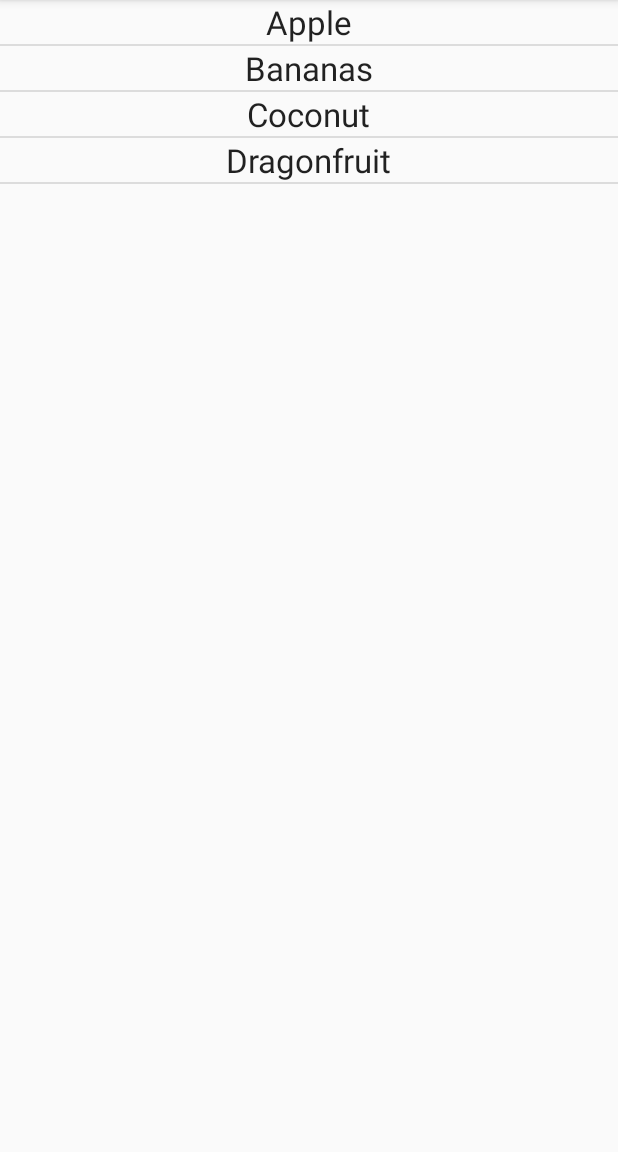
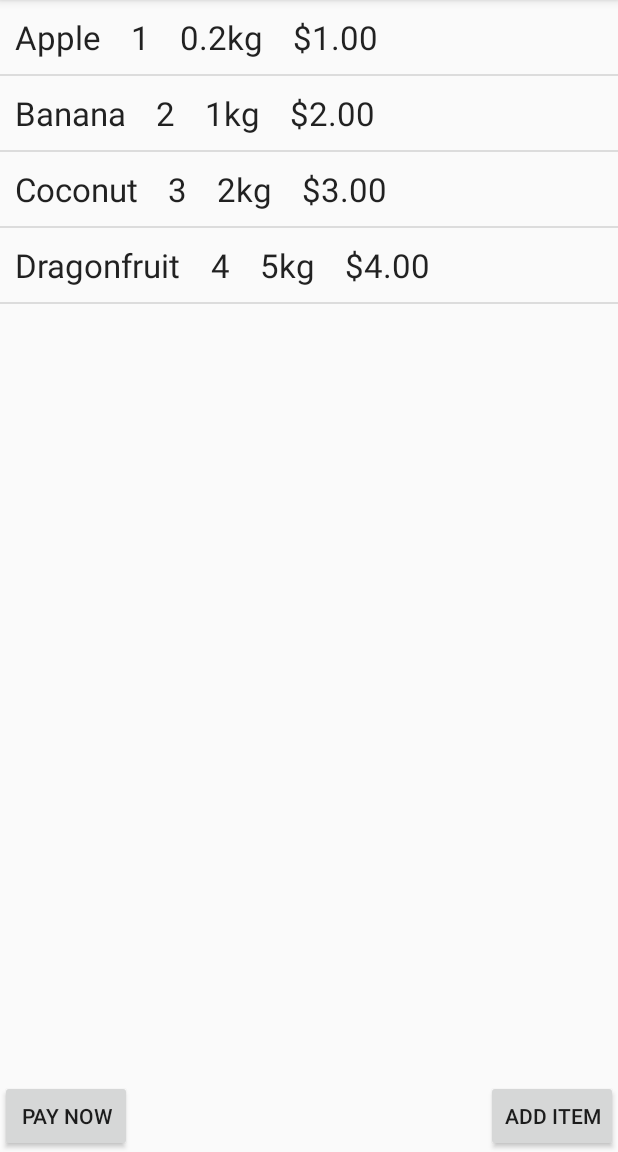
Before and after one commit to bixdeng/CheckOut, an Android app: the screen it shows after launch (MainActivity), with the options menu open, on a phone screen of 412 x 824 dp, the part 84-1236 px from its top. Run offline under Robolectric (Android 15) with nearby library versions, the phone set to English and light mode, and no system bars; 2 statements that could not run were skipped.

Commit message:
Modified list fragment

```diff
--- a/app/src/main/java/com/group12/syde362/checkout/MainActivity.java
+++ b/app/src/main/java/com/group12/syde362/checkout/MainActivity.java
@@ -56,6 +56,7 @@ public class MainActivity extends ActionBarActivity
             fragmentManager.beginTransaction()
                     .replace(R.id.container, new ProductFragment())
                     .commit();
+            mTitle = getString(R.string.title_section1);
         }
         else {
             fragmentManager.beginTransaction()
--- a/app/src/main/java/com/group12/syde362/checkout/ProductFragment.java
+++ b/app/src/main/java/com/group12/syde362/checkout/ProductFragment.java
@@ -76,10 +76,10 @@ public class ProductFragment extends Fragment implements AbsListView.OnItemClick
         super.onCreate(savedInstanceState);
 
         productList = new ArrayList();
-        productList.add(new ProductListItem("Apple"));
-        productList.add(new ProductListItem("Bananas"));
-        productList.add(new ProductListItem("Coconut"));
-        productList.add(new ProductListItem("Dragonfruit"));
+        productList.add(new ProductListItem("Apple","0.2kg", "1", "$1.00"));
+        productList.add(new ProductListItem("Banana", "1kg", "2", "$2.00"));
+        productList.add(new ProductListItem("Coconut", "2kg", "3", "$3.00"));
+        productList.add(new ProductListItem("Dragonfruit", "5kg", "4", "$4.00"));
         mAdapter = new ProductListAdapter(getActivity(), productList);
 
 
--- a/app/src/main/java/com/group12/syde362/checkout/ProductListAdapter.java
+++ b/app/src/main/java/com/group12/syde362/checkout/ProductListAdapter.java
@@ -18,6 +18,7 @@ public class ProductListAdapter extends ArrayAdapter{
     private boolean useList = true;
 
     public ProductListAdapter(Context context, List items) {
+        //super(context, android.R.layout.simple_list_item_checked, items);
         super(context, android.R.layout.simple_list_item_1, items);
         this.context = context;
     }
@@ -27,6 +28,9 @@ public class ProductListAdapter extends ArrayAdapter{
      */
     private class ViewHolder{
         TextView titleText;
+        TextView priceText;
+        TextView quantityText;
+        TextView weightText;
     }
 
     /**
@@ -54,6 +58,9 @@ public class ProductListAdapter extends ArrayAdapter{
 
             holder = new ViewHolder();
             holder.titleText = (TextView)viewToUse.findViewById(R.id.titleTextView);
+            holder.priceText = (TextView)viewToUse.findViewById(R.id.priceTextView);
+            holder.quantityText = (TextView)viewToUse.findViewById(R.id.quantityTextView);
+            holder.weightText = (TextView)viewToUse.findViewById(R.id.weightTextView);
             viewToUse.setTag(holder);
         } else {
             viewToUse = convertView;
@@ -61,6 +68,9 @@ public class ProductListAdapter extends ArrayAdapter{
         }
 
         holder.titleText.setText(item.getItemTitle());
+        holder.quantityText.setText(item.getItemQuantity());
+        holder.priceText.setText(item.getItemPrice());
+        holder.weightText.setText(item.getItemWeight());
         return viewToUse;
     }
 }
--- a/app/src/main/java/com/group12/syde362/checkout/ProductListItem.java
+++ b/app/src/main/java/com/group12/syde362/checkout/ProductListItem.java
@@ -6,16 +6,50 @@ package com.group12.syde362.checkout;
 public class ProductListItem {
 
     private String itemTitle;
+    private String itemPrice;
+    private String itemQuantity;
+    private String itemWeight;
 
     public String getItemTitle(){
         return itemTitle;
     }
 
-    public void setItemTitle(String mTitle){
+    public String getItemPrice(){
+        return itemPrice;
+    }
+
+    public String getItemQuantity(){
+        return itemQuantity;
+    }
+
+    public String getItemWeight(){
+        return itemWeight;
+    }
+
+    public void setItemTitle(String itemTitle){
         this.itemTitle = itemTitle;
+    }
+
+    public void setItemPrice(String itemPrice) {
+        this.itemPrice = itemPrice;
+    }
+
+    public void setItemQuantity(String itemQuantity) {
+        this.itemQuantity = itemQuantity;
+    }
+
+    public void setItemWeight(String itemWeight) {
+        this.itemQuantity = itemWeight;
     }
 
     public ProductListItem(String title){
         this.itemTitle = title;
     }
+
+    public ProductListItem(String title, String weight, String quantity, String price){
+        this.itemTitle = title;
+        this.itemPrice = price;
+        this.itemQuantity = quantity;
+        this.itemWeight = weight;
+    }
 }
--- a/app/src/main/res/layout/fragment_product_list.xml
+++ b/app/src/main/res/layout/fragment_product_list.xml
@@ -10,4 +10,19 @@
     <TextView android:id="@android:id/empty" android:layout_width="match_parent"
         android:layout_height="match_parent" android:gravity="center" />
 
+    <Button
+        android:layout_width="wrap_content"
+        android:layout_height="wrap_content"
+        android:text="Pay Now"
+        android:id="@+id/payButton"
+        android:layout_gravity="left|bottom" />
+
+    <Button
+        android:layout_width="wrap_content"
+        android:layout_height="wrap_content"
+        android:text="Add Item"
+        android:id="@+id/addItemButton"
+        android:layout_gravity="right|bottom" />
+
+
 </FrameLayout>
--- a/app/src/main/res/layout/product_list_item.xml
+++ b/app/src/main/res/layout/product_list_item.xml
@@ -1,14 +1,39 @@
 <?xml version="1.0" encoding="utf-8"?>
 <LinearLayout xmlns:android="http://schemas.android.com/apk/res/android"
-    android:orientation="vertical" android:layout_width="match_parent"
+    android:orientation="horizontal" android:layout_width="match_parent"
     android:layout_height="match_parent">
 
     <TextView
         android:layout_width="wrap_content"
         android:layout_height="wrap_content"
         android:textAppearance="?android:attr/textAppearanceLarge"
-        android:text="Product List"
+        android:text="Product"
         android:id="@+id/titleTextView"
-        android:layout_gravity="center_horizontal" />
+        android:layout_gravity="center_horizontal"
+        android:padding="10dp"/>
+
+    <TextView
+        android:layout_width="wrap_content"
+        android:layout_height="wrap_content"
+        android:textAppearance="?android:attr/textAppearanceLarge"
+        android:text="Quantity"
+        android:id="@+id/quantityTextView"
+        android:padding="10dp"/>
+
+    <TextView
+        android:layout_width="wrap_content"
+        android:layout_height="wrap_content"
+        android:textAppearance="?android:attr/textAppearanceLarge"
+        android:text="Weight"
+        android:id="@+id/weightTextView"
+        android:padding="10dp"/>
+
+    <TextView
+        android:layout_width="wrap_content"
+        android:layout_height="wrap_content"
+        android:textAppearance="?android:attr/textAppearanceLarge"
+        android:text="Price"
+        android:id="@+id/priceTextView"
+        android:padding="10dp"/>
 
 </LinearLayout>
```
